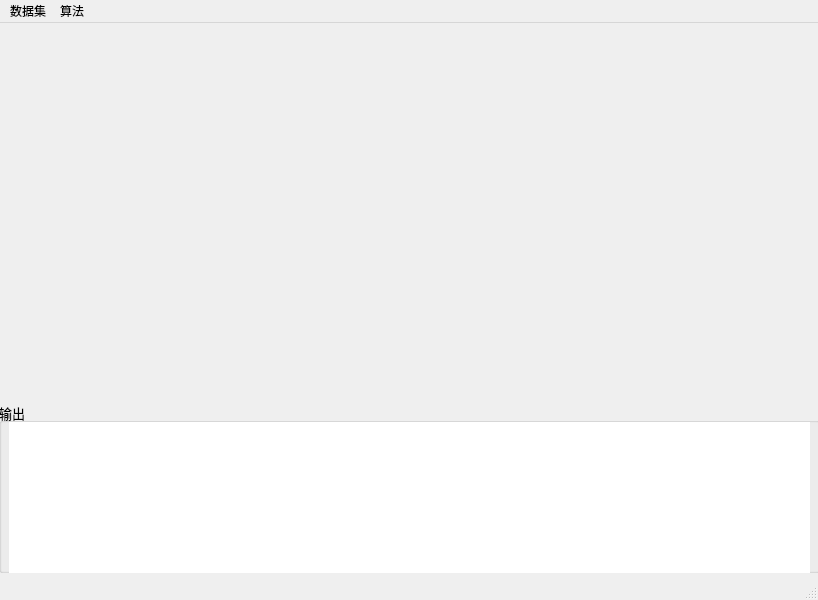
Above: src/ui/TSPWindow.ui from naive-yu/TSP before the change. Below: the same form after it.
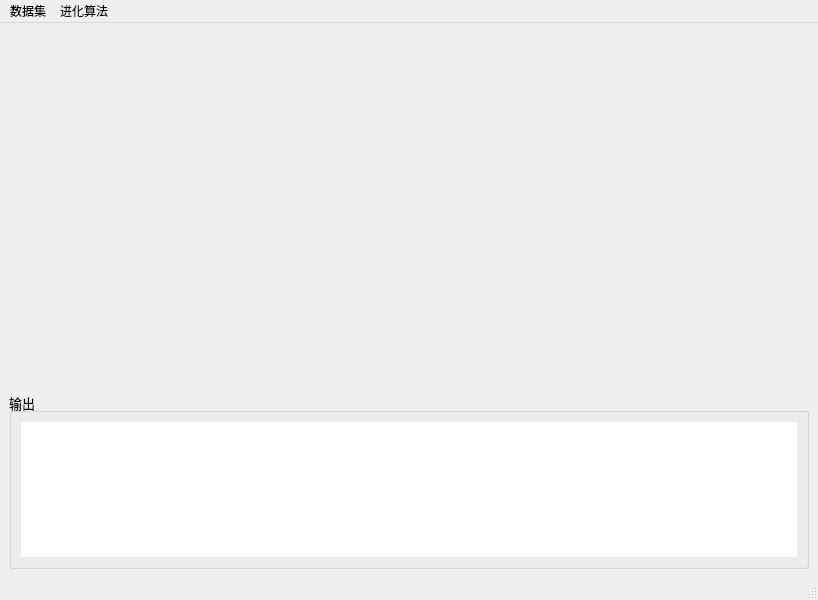
That is the form after the change.

Patch:
```diff
--- a/src/ui/TSPWindow.ui
+++ b/src/ui/TSPWindow.ui
@@ -14,27 +14,27 @@
    <string>TSP</string>
   </property>
   <widget class="QWidget" name="centralwidget">
+   <layout class="QVBoxLayout" name="verticalLayout">
+    <item>
    <widget class="QWidget" name="widget" native="true">
-    <property name="geometry">
-     <rect>
-      <x>9</x>
-      <y>9</y>
-      <width>801</width>
-      <height>371</height>
-     </rect>
+      <property name="sizePolicy">
+       <sizepolicy hsizetype="Preferred" vsizetype="Expanding">
+        <horstretch>0</horstretch>
+        <verstretch>2</verstretch>
+       </sizepolicy>
     </property>
     <property name="styleSheet">
      <string notr="true"/>
     </property>
    </widget>
+    </item>
+    <item>
    <widget class="QGroupBox" name="groupBox">
-    <property name="geometry">
-     <rect>
-      <x>-1</x>
-      <y>379</y>
-      <width>821</width>
-      <height>171</height>
-     </rect>
+      <property name="sizePolicy">
+       <sizepolicy hsizetype="Preferred" vsizetype="Expanding">
+        <horstretch>0</horstretch>
+        <verstretch>1</verstretch>
+       </sizepolicy>
     </property>
     <property name="font">
      <font>
@@ -50,15 +50,9 @@
     <property name="checkable">
      <bool>false</bool>
     </property>
+      <layout class="QVBoxLayout" name="verticalLayout_2">
+       <item>
     <widget class="QListWidget" name="listWidget">
-     <property name="geometry">
-      <rect>
-       <x>10</x>
-       <y>20</y>
-       <width>801</width>
-       <height>151</height>
-      </rect>
-     </property>
      <property name="frameShape">
       <enum>QFrame::NoFrame</enum>
      </property>
@@ -66,7 +60,11 @@
       <number>6</number>
      </property>
     </widget>
-   </widget>
+       </item>
+      </layout>
+     </widget>
+    </item>
+   </layout>
   </widget>
   <widget class="QMenuBar" name="menubar">
    <property name="geometry">
@@ -74,7 +72,7 @@
      <x>0</x>
      <y>0</y>
      <width>818</width>
-     <height>22</height>
+     <height>18</height>
     </rect>
    </property>
    <widget class="QMenu" name="menu_2">
@@ -84,7 +82,7 @@
      </font>
     </property>
     <property name="title">
-     <string>算法</string>
+     <string>进化算法</string>
     </property>
     <widget class="QMenu" name="menu_3">
      <property name="font">
```
Left out of the diff: 2 changed lines with no effect on the pictures. Lines whose indentation alone changed are shown as unchanged.
